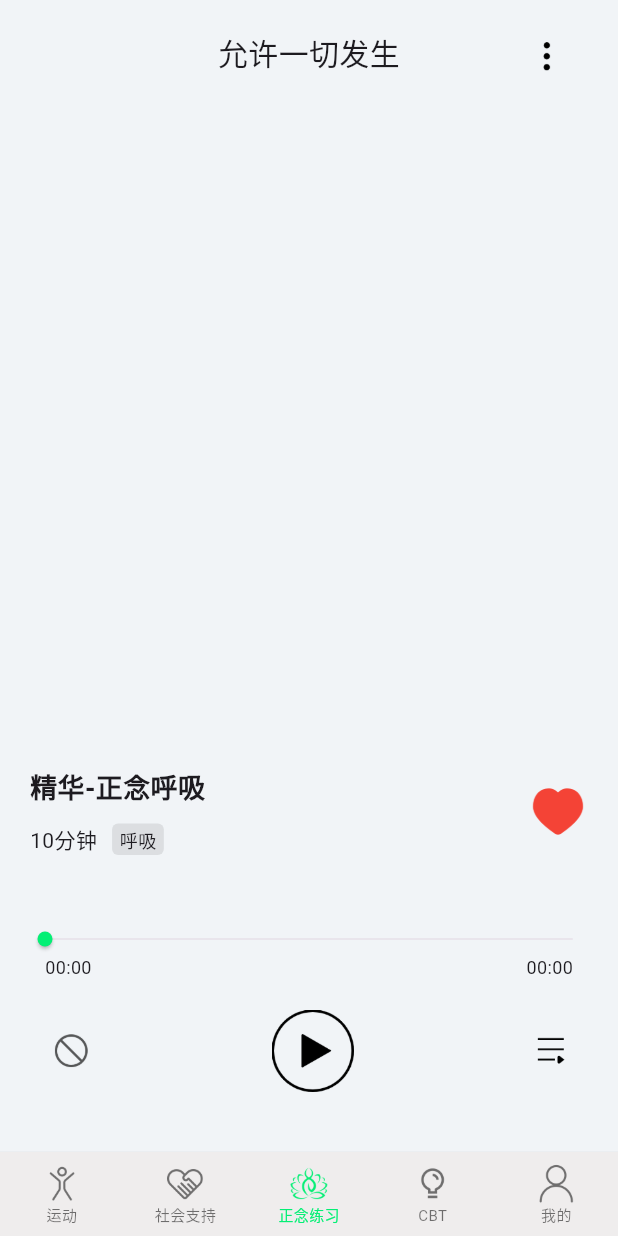
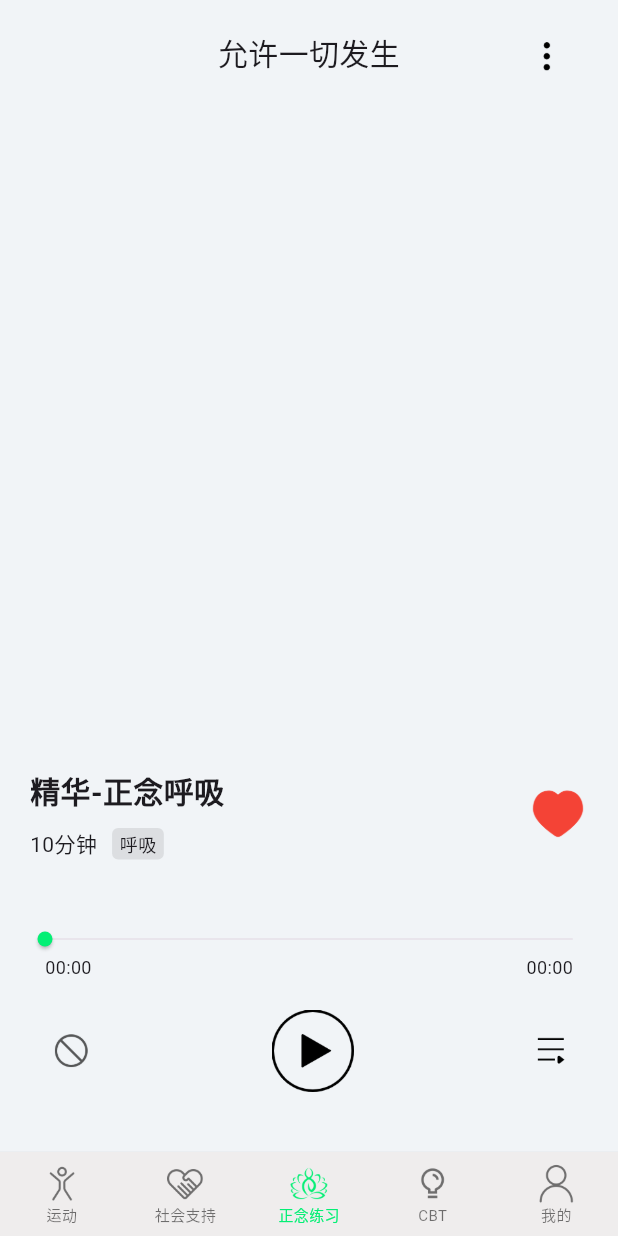
Before and after one commit to VipSubing/self_healing, a Flutter app: the IndexPage screen opened by its route, on a phone screen of 412 x 824 dp. Run offline on Flutter 3.47's test engine with Material 3 defaults, Android fonts, the phone set to English and light mode, and no system bars; our stand-ins replace audio_service, audioplayers, cached_network_image, dio, file_picker, flutter_cache_manager and 8 more; missing offline and left inert: dart:ffi, dart:html, encrypt, tencentcloud_cos_sdk_plugin, wechat_assets_picker; accounts and stored records are empty; network calls fail; Roboto replaces fonts that are missing (Heiti).

Commit message:
modfiy style

```diff
--- a/self_healing/lib/basic/app_style.dart
+++ b/self_healing/lib/basic/app_style.dart
@@ -83,6 +83,9 @@ class AppStyle {
         appBarTheme: _appBarTheme(false),
         scaffoldBackgroundColor: _backgroundColor(false),
         useMaterial3: true,
+        textSelectionTheme: TextSelectionThemeData(
+          cursorColor: AppStyle.themeColor,
+        ),
       );
       return theme;
     })();
@@ -103,6 +106,9 @@ class AppStyle {
         appBarTheme: _appBarTheme(true),
         scaffoldBackgroundColor: _backgroundColor(true),
         useMaterial3: true,
+        textSelectionTheme: TextSelectionThemeData(
+          cursorColor: AppStyle.themeColor,
+        ),
       );
       return theme;
     })();
--- a/self_healing/lib/pages/mindfulness/pages/shop/media_shop_page.dart
+++ b/self_healing/lib/pages/mindfulness/pages/shop/media_shop_page.dart
@@ -49,7 +49,7 @@ class _MediaShopPageState extends State<MediaShopPage> {
   @override
   Widget build(BuildContext context) {
     return Scaffold(
-      appBar: AppBar(title: const Text("更多正念")),
+      appBar: AppBar(title: const Text("社区资源")),
       body: SafeArea(
           child: Container(
         padding: EdgeInsets.only(
@@ -242,7 +242,7 @@ class _ItemWidget extends StatelessWidget {
           Text(
             name,
             maxLines: 1,
-            style: AppTextStyle.font14,
+            style: AppTextStyle.font18,
           ),
           const SizedBox(
             height: 5,
--- a/self_healing/lib/pages/mindfulness/widgets/list_sheet.dart
+++ b/self_healing/lib/pages/mindfulness/widgets/list_sheet.dart
@@ -188,7 +188,7 @@ class _ItemWidget extends StatelessWidget {
           Text(
             name,
             maxLines: 1,
-            style: AppTextStyle.font14.copyWith(color: color),
+            style: AppTextStyle.font16.copyWith(color: color),
           ),
           const SizedBox(
             height: 5,
--- a/self_healing/lib/pages/mindfulness/widgets/mindfulness_info_w.dart
+++ b/self_healing/lib/pages/mindfulness/widgets/mindfulness_info_w.dart
@@ -5,7 +5,8 @@ import 'package:self_healing/widgets/tag_w.dart';
 
 class MindfulnessInfoW extends StatefulWidget {
   const MindfulnessInfoW(
-      {super.key, this.cover,
+      {super.key,
+      this.cover,
       required this.name,
       required this.time,
       required this.tag,
@@ -85,7 +86,7 @@ class _MindfulnessInfoWState extends State<MindfulnessInfoW>
             name,
             maxLines: 1,
             overflow: TextOverflow.clip,
-            style: AppTextStyle.font18.weight700(),
+            style: AppTextStyle.font20.weight700(),
           ),
         ),
         const SizedBox(
```
